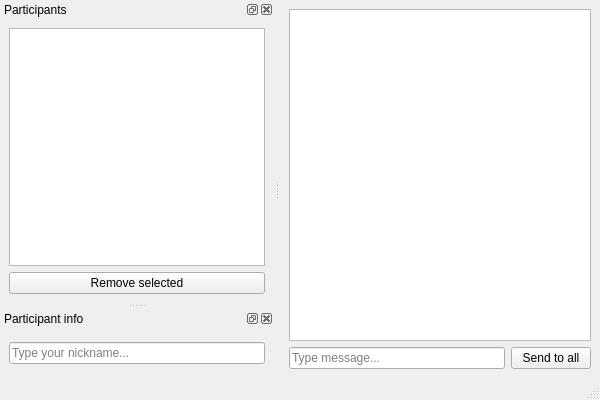
The window that main_view.ui (rasmadeus/rogiichat) describes before a commit, drawn with Qt 5.
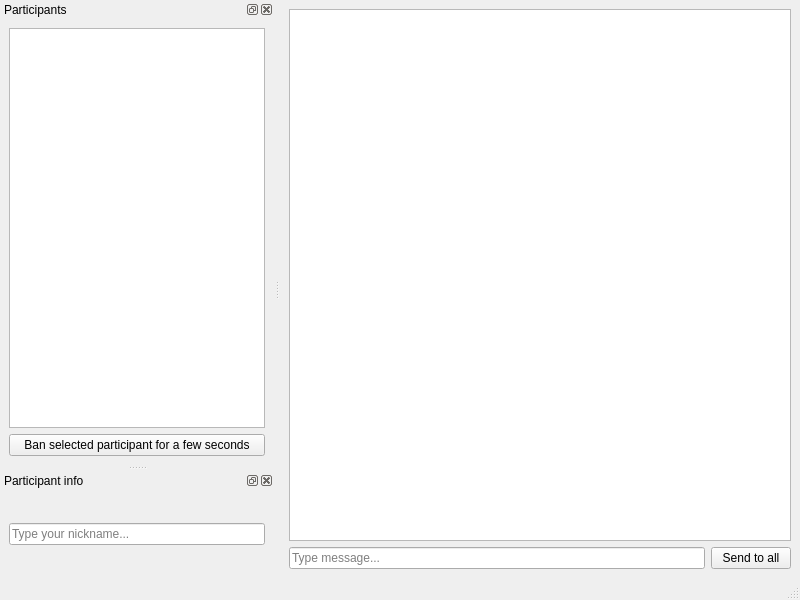
The same window after the commit. Custom widgets are drawn as their Qt base class.

Patch:
```diff
--- a/main_view.ui
+++ b/main_view.ui
@@ -6,8 +6,8 @@
    <rect>
     <x>0</x>
     <y>0</y>
-    <width>600</width>
-    <height>400</height>
+    <width>800</width>
+    <height>600</height>
    </rect>
   </property>
   <property name="windowTitle">
@@ -60,7 +60,7 @@
      <item>
       <widget class="QPushButton" name="removeParticipantButton">
        <property name="text">
-        <string>Remove selected</string>
+        <string>Ban selected participant for a few seconds</string>
        </property>
       </widget>
      </item>
```
